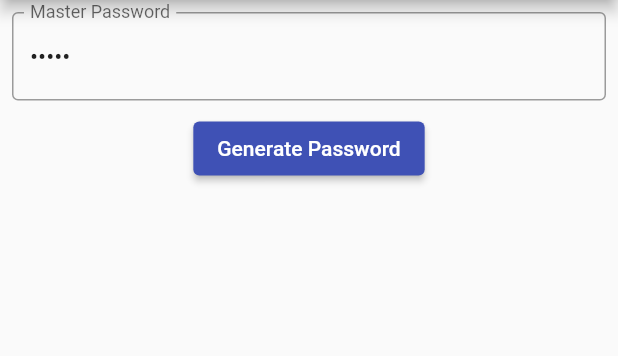
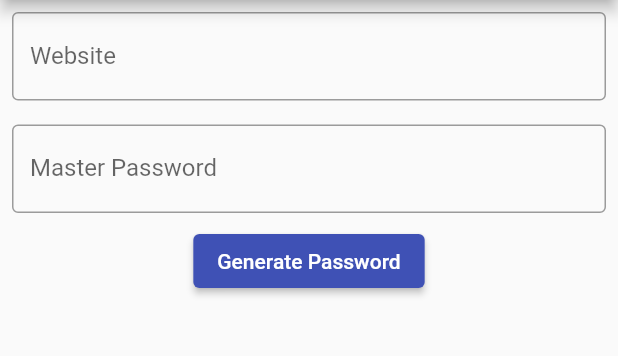
Before and after one commit to simon0hagi/NerdClub-master, a Flutter app: the screen it shows after launch, after a tap on "Generate Password", on a phone screen of 412 x 824 dp, the part 84-440 px from its top. Run offline on Flutter 3.47's test engine with Material 2 defaults, Android fonts, the phone set to English and light mode, and no system bars; missing offline and left inert: crypt.

Commit message:
Custom Website

```diff
--- a/lesson_07_password_generator/lib/main.dart
+++ b/lesson_07_password_generator/lib/main.dart
@@ -32,13 +32,15 @@
 
 class _MyHomePageState extends State<MyHomePage> {
   late TextEditingController _controller;
+  late TextEditingController _website;
   String _password = 'Nichts';
 
   void _generatePassword(String masterPW) {
     setState(() {
       //TODO: Website aus Textfeld lesen
-      _password =
-          Crypt.sha256('web.com', salt: _controller.text).hash.substring(0, 10);
+      _password = Crypt.sha256(_website.text, salt: _controller.text)
+          .hash
+          .substring(0, 10);
     });
   }
 
@@ -47,7 +49,8 @@
     super.initState();
     _controller = TextEditingController();
     //TODO: Delete for release
-    _controller.text = '12345';
+
+    _website = TextEditingController();
   }
 
   @override
@@ -59,6 +62,20 @@
       body: Center(
         child: Column(
           children: [
+            Container(
+              margin: EdgeInsets.all(8.0),
+              child: TextField(
+                controller: _website,
+                autocorrect: false,
+                obscureText: false,
+                enableSuggestions: false,
+                decoration: const InputDecoration(
+                    border: OutlineInputBorder(),
+                    hintText: 'Enter Website',
+                    labelText: 'Website'),
+              ),
+            ),
+
             Container(
               margin: EdgeInsets.all(8.0),
               //TODO: TextField für Website
@@ -73,6 +90,7 @@
                     labelText: 'Master Password'),
               ),
             ),
+
             ElevatedButton(
               // übergeben von Funktion mit Parameter
               onPressed: () => _generatePassword(_controller.text),
```
